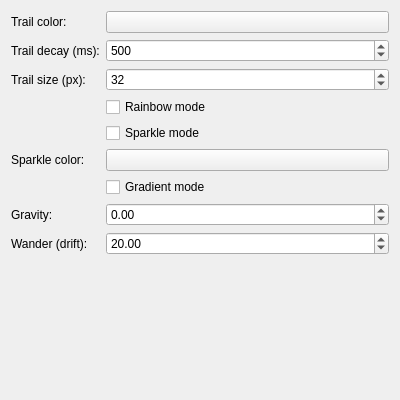
First picture: the form in src/smear_config.ui, repository Advaitvag/kwin-mouse-smear-effect, before the edit.
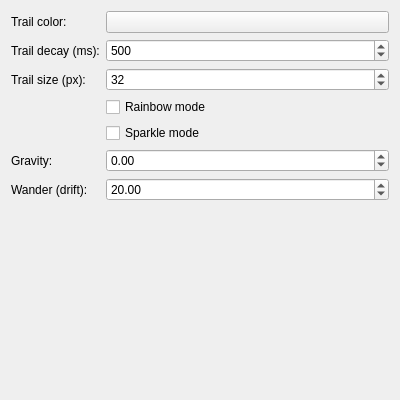
Second picture: the form after the edit. Custom widgets are drawn as their Qt base class.

What changed in the file:
```diff
--- a/src/smear_config.ui
+++ b/src/smear_config.ui
@@ -80,31 +80,13 @@
     </widget>
    </item>
    <item row="5" column="0">
-    <widget class="QLabel" name="label_4">
-     <property name="text">
-      <string>Sparkle color:</string>
-     </property>
-    </widget>
-   </item>
-   <item row="5" column="1">
-    <widget class="KColorButton" name="kcfg_SparkleColor">
-    </widget>
-   </item>
-   <item row="6" column="1">
-    <widget class="QCheckBox" name="kcfg_GradientMode">
-     <property name="text">
-      <string>Gradient mode</string>
-     </property>
-    </widget>
-   </item>
-   <item row="7" column="0">
     <widget class="QLabel" name="label_5">
      <property name="text">
       <string>Gravity:</string>
      </property>
     </widget>
    </item>
-   <item row="7" column="1">
+   <item row="5" column="1">
     <widget class="QDoubleSpinBox" name="kcfg_Gravity">
      <property name="minimum">
       <double>-1000.0</double>
@@ -120,14 +102,14 @@
      </property>
     </widget>
    </item>
-   <item row="8" column="0">
+   <item row="6" column="0">
     <widget class="QLabel" name="label_6">
      <property name="text">
       <string>Wander (drift):</string>
      </property>
     </widget>
    </item>
-   <item row="8" column="1">
+   <item row="6" column="1">
     <widget class="QDoubleSpinBox" name="kcfg_Wander">
      <property name="minimum">
       <double>0.0</double>
```
